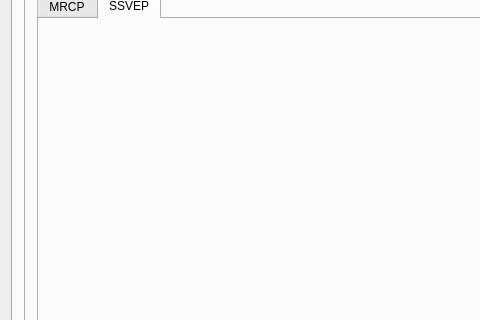
This is package/views/layouts/mainwindow3.ui in WILLSNIU186/EEG-Online-Experiment-GUI as Qt 5 draws it before an edit; both pictures show x 0 to 480 and y 109 to 429 of the 831 by 655 pixel window. The edited form follows.
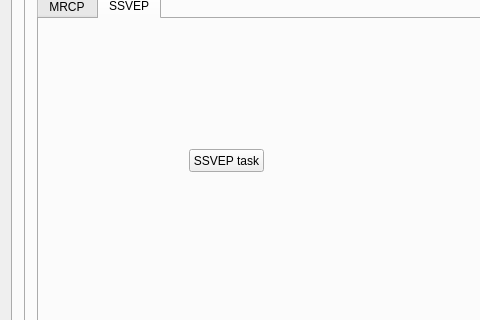
This is the edited form. The open tabs and pages were chosen to show the change. Icons and pictures are not drawn.

Commit message: fixed ssvep lagging

What changed in the file:
```diff
--- a/package/views/layouts/mainwindow3.ui
+++ b/package/views/layouts/mainwindow3.ui
@@ -1707,6 +1707,19 @@
                <attribute name="title">
                 <string>SSVEP</string>
                </attribute>
+               <widget class="QPushButton" name="pushButton_ssvep_task">
+                <property name="geometry">
+                 <rect>
+                  <x>150</x>
+                  <y>130</y>
+                  <width>75</width>
+                  <height>23</height>
+                 </rect>
+                </property>
+                <property name="text">
+                 <string>SSVEP task</string>
+                </property>
+               </widget>
               </widget>
              </widget>
             </item>
```
Left out of the diff: 2 changed lines with no effect on the pictures. The commit also changes 30 other files.
